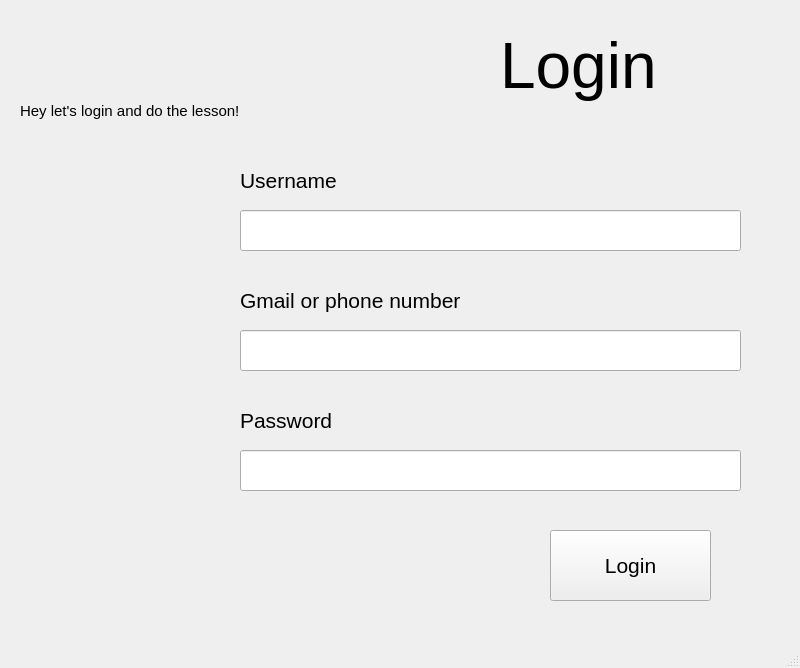
The window that SPCK/Gui/Login.ui (trongphuc1/TL-C4K-PTI01-) describes before a commit, drawn with Qt 5.
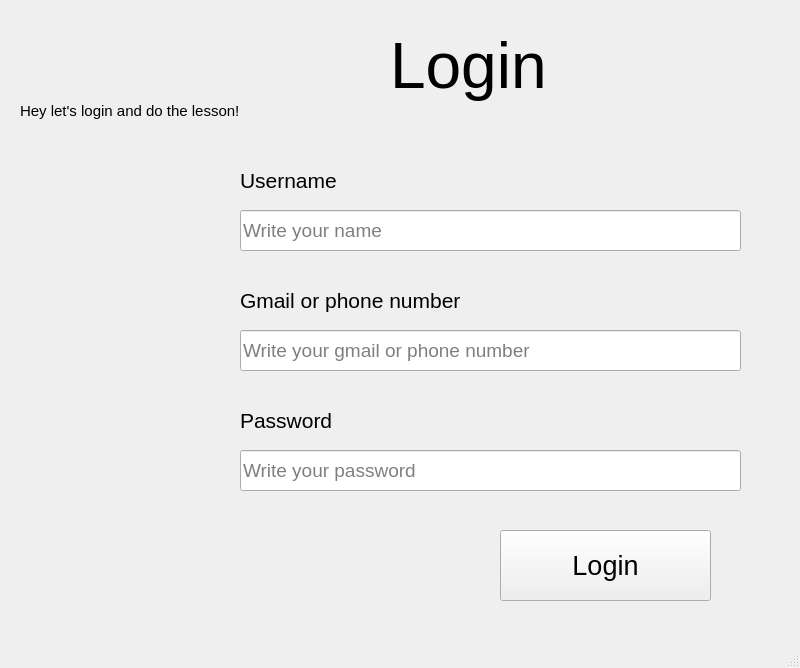
The same window after the commit. Icons and pictures are not drawn.

The edit to the form file:
```diff
--- a/SPCK/Gui/Login.ui
+++ b/SPCK/Gui/Login.ui
@@ -31,6 +31,9 @@
     <property name="text">
      <string/>
     </property>
+    <property name="placeholderText">
+     <string>Write your gmail or phone number</string>
+    </property>
    </widget>
    <widget class="QLabel" name="label_2">
     <property name="geometry">
@@ -71,7 +74,7 @@
    <widget class="QLabel" name="label">
     <property name="geometry">
      <rect>
-      <x>500</x>
+      <x>390</x>
       <y>10</y>
       <width>191</width>
       <height>111</height>
@@ -121,6 +124,9 @@
     <property name="text">
      <string/>
     </property>
+    <property name="placeholderText">
+     <string>Write your password</string>
+    </property>
    </widget>
    <widget class="QLineEdit" name="lineEdit">
     <property name="geometry">
@@ -139,19 +145,22 @@
     <property name="text">
      <string/>
     </property>
+    <property name="placeholderText">
+     <string>Write your name</string>
+    </property>
    </widget>
    <widget class="QPushButton" name="pushButton">
     <property name="geometry">
      <rect>
-      <x>550</x>
+      <x>500</x>
       <y>530</y>
-      <width>161</width>
+      <width>211</width>
       <height>71</height>
      </rect>
     </property>
     <property name="font">
      <font>
-      <pointsize>16</pointsize>
+      <pointsize>20</pointsize>
      </font>
     </property>
     <property name="text">
```
